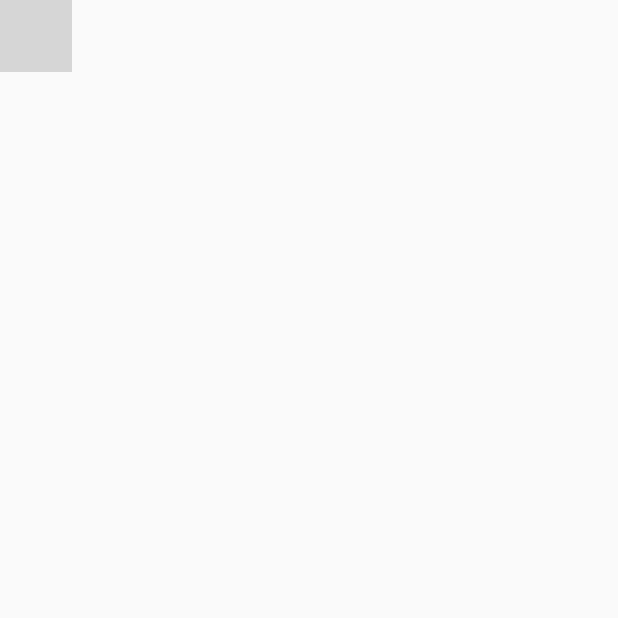
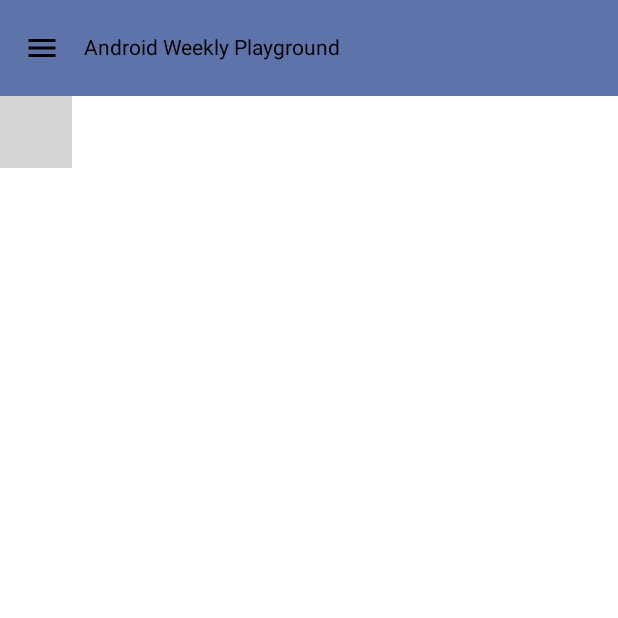
Before and after one commit to saurabharora90/AndroidWeeklyPlayground, an Android app built with Jetpack Compose: the screen it shows after launch (MainActivity), on a phone screen of 412 x 824 dp, the top half of it. Run offline under Robolectric (Android 15) with nearby library versions, the phone set to English and light mode, and no system bars; libraries missing offline, so code that uses them is left out: com.ramcosta.composedestinations; 1 statement that could not run was skipped; grey boxes are pictures that could not be loaded.

Commit message:
Move scaffold to MainActivity to control its appearance as we go inside the nav stack

```diff
--- a/app/src/main/java/com/example/androidweeklyplayground/MainActivity.kt
+++ b/app/src/main/java/com/example/androidweeklyplayground/MainActivity.kt
@@ -3,17 +3,65 @@ package com.example.androidweeklyplayground
 import android.os.Bundle
 import androidx.activity.ComponentActivity
 import androidx.activity.compose.setContent
+import androidx.compose.foundation.layout.padding
+import androidx.compose.material.Icon
+import androidx.compose.material.IconButton
+import androidx.compose.material.Scaffold
+import androidx.compose.material.Text
+import androidx.compose.material.icons.Icons
+import androidx.compose.material.icons.filled.Menu
+import androidx.compose.material.rememberScaffoldState
+import androidx.compose.material3.ExperimentalMaterial3Api
+import androidx.compose.material3.MaterialTheme
+import androidx.compose.material3.TopAppBar
+import androidx.compose.material3.TopAppBarDefaults
+import androidx.compose.runtime.rememberCoroutineScope
+import androidx.compose.ui.Modifier
 import com.example.androidweeklyplayground.ui.theme.AndroidWeeklyPlaygroundTheme
 import com.ramcosta.composedestinations.DestinationsNavHost
-import com.ramcosta.composedestinations.rememberNavHostEngine
+import kotlinx.coroutines.launch
 
 class MainActivity : ComponentActivity() {
+    @OptIn(ExperimentalMaterial3Api::class)
     override fun onCreate(savedInstanceState: Bundle?) {
         super.onCreate(savedInstanceState)
 
         setContent {
+            val scaffoldState = rememberScaffoldState()
+            val coroutineScope = rememberCoroutineScope()
             AndroidWeeklyPlaygroundTheme {
-                DestinationsNavHost(navGraph = NavGraphs.root)
+                Scaffold(
+                    scaffoldState = scaffoldState,
+                    topBar = {
+                        TopAppBar(
+                            title = { Text(text = "Android Weekly Playground") },
+                            navigationIcon = {
+                                IconButton(onClick = {
+                                    coroutineScope.launch {
+                                        if (scaffoldState.drawerState.isClosed)
+                                            scaffoldState.drawerState.open()
+                                        else
+                                            scaffoldState.drawerState.close()
+                                    }
+                                }) {
+                                    Icon(
+                                        imageVector = Icons.Default.Menu,
+                                        contentDescription = "Menu"
+                                    )
+                                }
+                            },
+                            colors = TopAppBarDefaults.smallTopAppBarColors(containerColor = MaterialTheme.colorScheme.primaryContainer)
+                        )
+                    },
+                    drawerContent = {
+
+                    },
+                ) { paddingValues ->
+                    DestinationsNavHost(
+                        navGraph = NavGraphs.root,
+                        modifier = Modifier.padding(paddingValues)
+                    )
+                }
             }
         }
     }
```
Also changed, not shown: app/src/main/java/com/example/androidweeklyplayground/HomeScreen.kt (+9 -53 lines).
